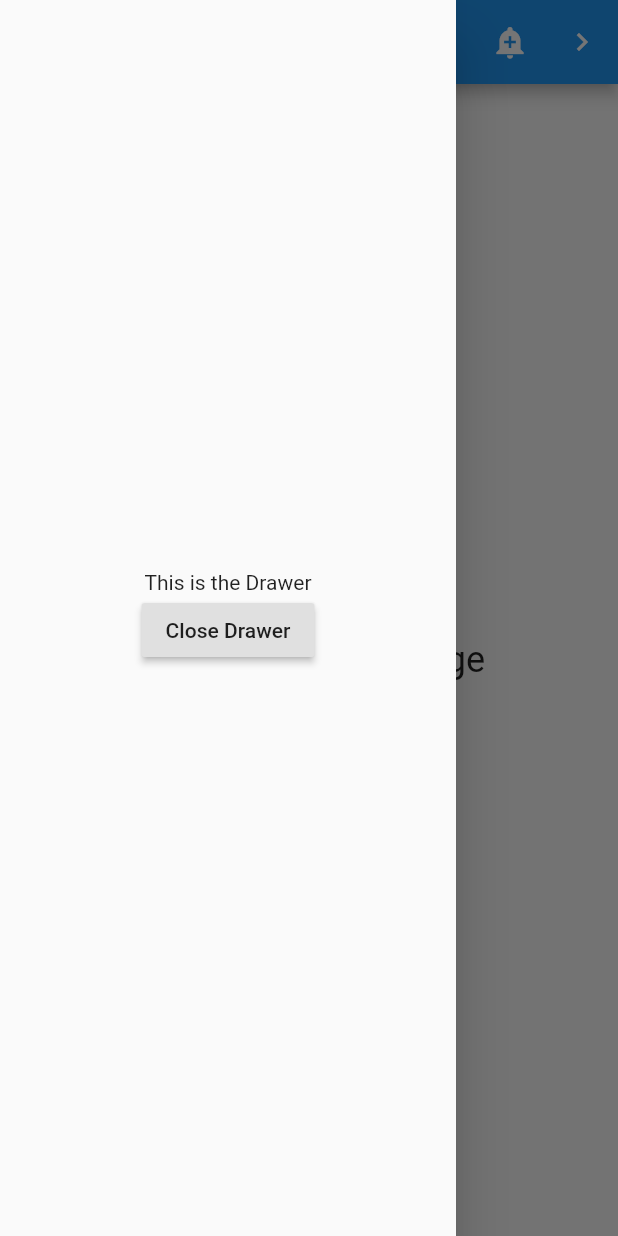
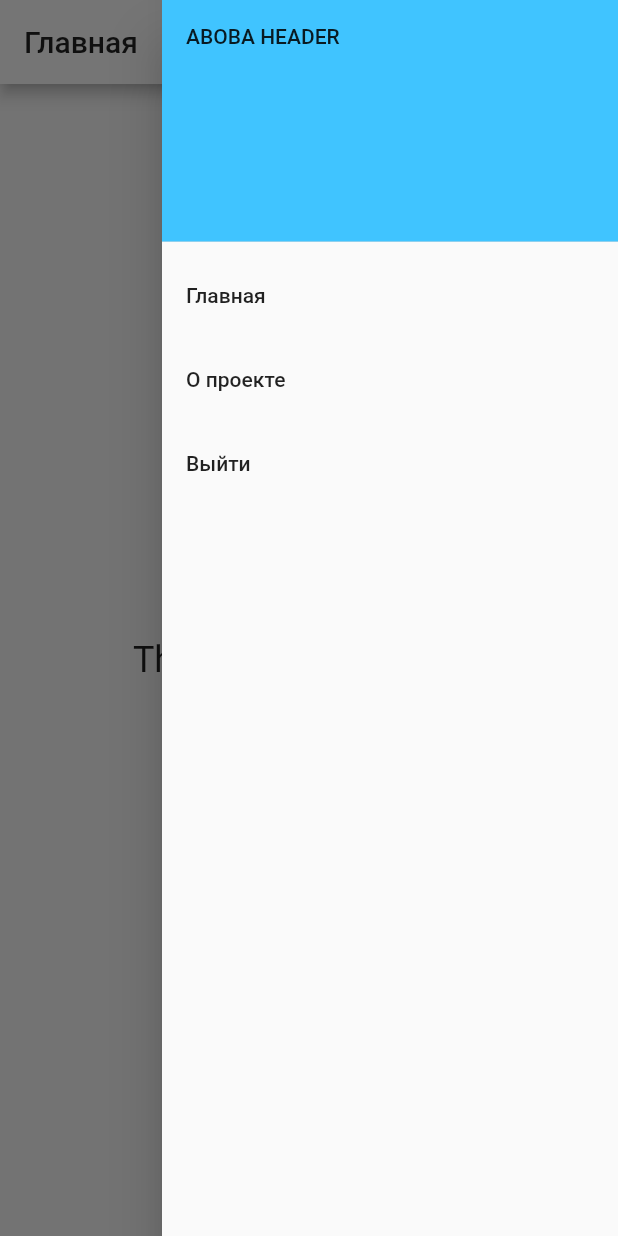
Before and after one commit to duwaista/flutter, a Flutter app: the screen it shows after launch, after a tap on the "menu" icon, on a phone screen of 412 x 824 dp. Run offline on Flutter 3.47's test engine with Material 2 defaults, Android fonts, the phone set to English and light mode, and no system bars.

Commit message:
Update theme, update drawer, remove carousel

```diff
--- a/lib/main.dart
+++ b/lib/main.dart
@@ -4,7 +4,6 @@
 // opens a [SnackBar], while the second action navigates to a new page.
 
 import 'package:flutter/material.dart';
-import 'package:carousel_slider/carousel_slider.dart';
 
 void main() => runApp(MyApp());
 
@@ -16,6 +15,7 @@ class MyApp extends StatelessWidget {
   Widget build(BuildContext context) {
     return MaterialApp(
       title: _title,
+      theme: ThemeData(primaryColor: Colors.white),
       home: MyStatelessWidget(),
     );
   }
@@ -23,45 +23,6 @@ class MyApp extends StatelessWidget {
 
 final GlobalKey<ScaffoldState> scaffoldKey = GlobalKey<ScaffoldState>();
 final SnackBar snackBar = const SnackBar(content: Text('Showing Snackbar'));
-
-final List<String> imgList = [
-  'https://sun1-21.userapi.com/cPaSLP4xKybNNqwy2Elbni61NXeBj3dfH6131g/8LkcYHEPUik.jpg',
-  'https://sun1-93.userapi.com/SZJOT-nxlvP6Vp27AaCdActkAewg4b2LBYa8pQ/yyaSDiigwLA.jpg',
-  'https://sun1-92.userapi.com/dq61SwP0HHNtBIrpaX0eUkKc8CPBAWcbAwrLkg/CcLJWv7mxmA.jpg',
-  'https://sun9-73.userapi.com/c206828/v206828309/169781/iiiafsESCDQ.jpg',
-  'https://sun1-95.userapi.com/yecCstOP5OEz6VVnJju41mAruSioked1oAn1ag/XqZzLZ-mwNA.jpg',
-  'https://sun1-96.userapi.com/THf4V-POziALd8H6KZnAu6PLYE32sLsbqJVOgw/3qYJHHFPyEg.jpg',
-  'https://sun1-93.userapi.com/4v_2k-cIDrTVGeXaJ9LhcnR7lVW3kxNPvAzXcw/0sYz5_SclXM.jpg'
-  ];
-
-void openPage(BuildContext context) {
-  Navigator.push(context, MaterialPageRoute(
-    builder: (BuildContext context) {
-      return Scaffold(
-        appBar: AppBar(
-          title: const Text('Next page'),
-        ),
-        body: Center(
-        child: Container(
-            margin: EdgeInsets.all(5.0),
-          child: CarouselSlider(
-            options: CarouselOptions(
-              aspectRatio: 1.0,
-              enlargeCenterPage: true,
-              enableInfiniteScroll: false,
-            ),
-            items: imgList.map((item) => Container(
-              child: Center(
-                  child: Image.network(item, fit: BoxFit.cover, width: 1000)
-              ),
-            )).toList(),
-          )
-        ),
-        ),
-      );
-    },
-  ));
-}
 
 /// This is the stateless widget that the main application instantiates.
 class MyStatelessWidget extends StatelessWidget {
@@ -72,16 +33,8 @@ class MyStatelessWidget extends StatelessWidget {
     return Scaffold(
       key: scaffoldKey,
       appBar: AppBar(
-        title: const Text('Demo'),
-        leading: Builder(
-          builder: (BuildContext context) {
-            return IconButton(
-              icon: const Icon(Icons.menu),
-              onPressed: () {Scaffold.of(context).openDrawer(); },
-              tooltip: MaterialLocalizations.of(context).openAppDrawerTooltip,
-            );
-          },
-        ),
+        automaticallyImplyLeading: false,
+        title: const Text('Главная'),
         actions: <Widget>[
           IconButton(
             icon: const Icon(Icons.add_alert),
@@ -90,11 +43,15 @@ class MyStatelessWidget extends StatelessWidget {
               scaffoldKey.currentState.showSnackBar(snackBar);
             },
           ),
-          IconButton(
-            icon: const Icon(Icons.navigate_next),
-            tooltip: 'Next page',
-            onPressed: () {
-              openPage(context);
+          Builder(
+            builder: (BuildContext context) {
+              return IconButton(
+                icon: const Icon(Icons.menu),
+                onPressed: () {
+                  Scaffold.of(context).openEndDrawer();
+                },
+                tooltip: MaterialLocalizations.of(context).openAppDrawerTooltip,
+              );
             },
           ),
         ],
@@ -105,20 +62,28 @@ class MyStatelessWidget extends StatelessWidget {
           style: TextStyle(fontSize: 24),
         ),
       ),
-      drawer: Drawer(
-        child: Center(
-          child: Column(
-            mainAxisAlignment: MainAxisAlignment.center,
-            children: <Widget>[
-              const Text('This is the Drawer'),
-              RaisedButton(
-                onPressed: () {Navigator.of(context).pop();},
-                child: const Text('Close Drawer'),
-              ),
-            ],
+      endDrawer: Drawer(
+          child: ListView(
+        padding: EdgeInsets.zero,
+        children: <Widget>[
+          DrawerHeader(
+            child: Text('ABOBA HEADER'),
+            decoration: BoxDecoration(color: Colors.lightBlueAccent),
           ),
-        ),
-      ),
+          ListTile(
+            title: Text('Главная'),
+            onTap: () {},
+          ),
+          ListTile(
+            title: Text('О проекте'),
+            onTap: () {},
+          ),
+          ListTile(
+            title: Text('Выйти'),
+            onTap: () {},
+          ),
+        ],
+      )),
     );
   }
 }
--- a/pubspec.yaml
+++ b/pubspec.yaml
@@ -23,7 +23,6 @@ environment:
 dependencies:
   flutter:
     sdk: flutter
-  carousel_slider: ^2.2.1
 
   # The following adds the Cupertino Icons font to your application.
   # Use with the CupertinoIcons class for iOS style icons.
```
Also changed, not shown: pubspec.lock.
